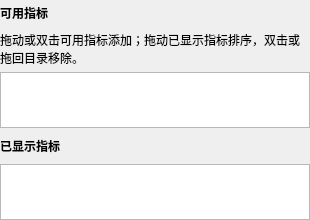
The window that stockwidget/ui/generated/metric_pool.ui (sbr0574/StockWidget) describes before a commit, drawn with Qt 5.
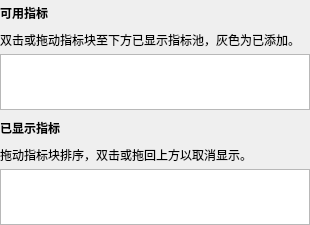
The same window after the commit. Custom widgets are drawn as their Qt base class.

Commit message: fix(ui): 精简设置文案和菜单提示

```diff
--- a/stockwidget/ui/generated/metric_pool.ui
+++ b/stockwidget/ui/generated/metric_pool.ui
@@ -48,7 +48,7 @@
    <item>
     <widget class="QLabel" name="available_description">
      <property name="text">
-      <string>拖动或双击可用指标添加；拖动已显示指标排序，双击或拖回目录移除。</string>
+      <string>双击或拖动指标块至下方已显示指标池，灰色为已添加。</string>
      </property>
      <property name="wordWrap">
       <bool>true</bool>
@@ -128,6 +128,34 @@
      </property>
     </widget>
    </item>
+   <item>
+    <widget class="QLabel" name="displayed_description">
+     <property name="text">
+      <string>拖动指标块排序，双击或拖回上方以取消显示。</string>
+     </property>
+     <property name="wordWrap">
+      <bool>true</bool>
+     </property>
+     <property name="settingDescription" stdset="0">
+      <bool>true</bool>
+     </property>
+     <property name="minimumSize">
+      <size>
+       <width>310</width>
+       <height>0</height>
+      </size>
+     </property>
+     <property name="maximumSize">
+      <size>
+       <width>310</width>
+       <height>16777215</height>
+      </size>
+     </property>
+     <property name="alignment">
+      <set>Qt::AlignmentFlag::AlignLeft|Qt::AlignmentFlag::AlignTop</set>
+     </property>
+    </widget>
+   </item>
    <item>
     <widget class="MetricListWidget" name="metric_displayed_pool">
      <property name="minimumSize">
```
The commit also changes 7 other files.
